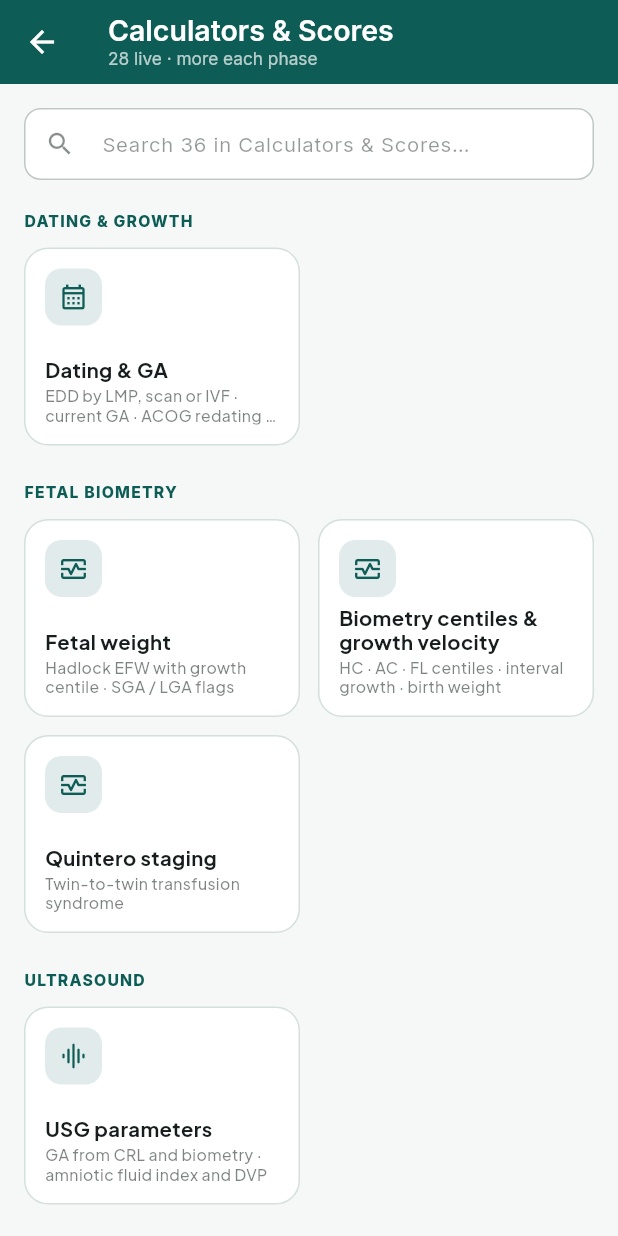
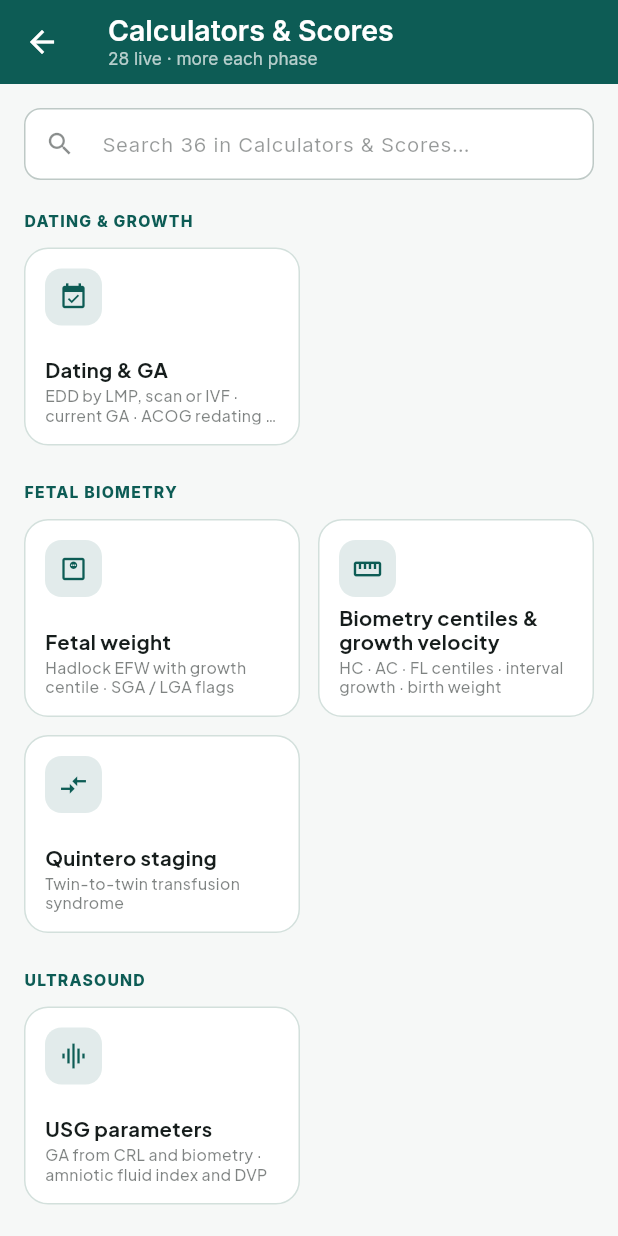
Before and after one commit to mulgundsunil1918/obgaid, a Flutter app: the CalculatorsHub screen opened directly, on a phone screen of 412 x 824 dp. Run offline on Flutter 3.47's test engine with Material 3 defaults, Android fonts, the phone set to English and light mode, and no system bars; our stand-ins replace google_fonts, shared_preferences; accounts and stored records are empty.

Commit message:
Icons identify the item, not the bucket it sits in
Three Fetal Biometry cards rendered as identical triplets because the icon
came from the group: icon: t.module.icon. Measured across the graph it was
31 distinct icons for 235 nodes — 48 learning topics shared one glyph, 29
algorithms shared one, 25 scores shared one. No icon library fixes that while
the icon is a property of the category.

Icons are now resolved per node id, centrally in allNodes, so hand-listed and
generated links both get it. Families that are genuinely homogeneous vary by
sub-group instead: trials by the clinical question they answered, drugs by
what they do, safety cases by failure mode, counselling by the conversation.

31 distinct icons across 235 nodes became 162 across 322. Worst-case reuse
fell from 48 to 12, and the twelve are the quick reference tables, which
legitimately look alike.

Four tests hold it, including one that fails if any icon spreads past twelve
nodes and one that catches map entries left pointing at renamed ids — which
it did on the first run, for score-pbac.

456 tests.

```diff
--- a/flutter/lib/data/content_registry.dart
+++ b/flutter/lib/data/content_registry.dart
@@ -44,6 +44,7 @@ import 'trial_registry.dart';
 import 'derived_meta.dart';
 import 'scores.dart';
 import 'learning_registry.dart';
+import 'icon_map.dart';
 import 'quick_tables.dart';
 import 'guidelines.dart';
 import '../screens/reference/guidelines_screen.dart';
@@ -240,10 +241,11 @@ class ContentRegistry {
     // Every algorithm in the registry gets a node automatically. Adding an
     // algorithm without a node is therefore impossible by construction.
     for (final a in AlgorithmRegistry.all)
-      ContentLink(a.id, a.name, Icons.emergency_outlined,
+      ContentLink(a.id, a.name, IconMap.resolve(a.id, Icons.emergency_outlined),
           (_) => AlgorithmScreen(algorithm: a)),
     for (final d in DrugRegistry.all)
-      ContentLink(d.id, d.generic, Icons.medication_outlined,
+      ContentLink(d.id, d.generic,
+          IconMap.resolve(d.id, IconMap.forDrugClass(d.drugClass)),
           (_) => DrugScreen(drug: d)),
     for (final g in kGuidelines)
       ContentLink(g.id, '${g.organisation} — ${g.title}',
@@ -258,21 +260,25 @@ class ContentRegistry {
       ContentLink(ex.id, ex.title, Icons.school_outlined,
           (_) => ExamScreen(topic: ex)),
     for (final lt in LearningRegistry.all)
-      ContentLink(lt.id, lt.title, Icons.menu_book_outlined,
+      ContentLink(lt.id, lt.title, IconMap.resolve(lt.id, Icons.menu_book_outlined),
           (_) => LearningTopicScreen(topic: lt)),
     for (final sc in kScores)
-      ContentLink(sc.id, sc.name, Icons.calculate_outlined,
+      ContentLink(sc.id, sc.name, IconMap.resolve(sc.id, Icons.calculate_outlined),
           (_) => ScoreScreen(score: sc)),
     for (final g in kCounsellingGuides)
       ContentLink(g.id, g.title, Icons.record_voice_over_outlined,
           (_) => CounsellingScreen(guide: g)),
     for (final t in TrialRegistry.all)
-      ContentLink(t.id, '${t.acronym} · ${t.year}', Icons.science_outlined,
+      ContentLink(t.id, '${t.acronym} · ${t.year}',
+          IconMap.forTrialCategory(t.category.name),
           (_) => TrialScreen(trial: t)),
   ];
 
   /// Every node in the graph, hand-listed and generated alike.
-  static List<ContentLink> get allNodes => [..._nodes, ..._generated];
+  static List<ContentLink> get allNodes => [
+        for (final n in [..._nodes, ..._generated])
+          ContentLink(n.id, n.title, IconMap.resolve(n.id, n.icon), n.builder),
+      ];
 
   static ContentLink? resolve(String id) {
     for (final n in allNodes) {
--- /dev/null
+++ b/flutter/lib/data/icon_map.dart
@@ -0,0 +1,343 @@
+import 'package:flutter/material.dart';
+
+/// Per-item icons, keyed by node id.
+///
+/// Icons used to be assigned per group — `icon: t.module.icon` — so every
+/// tool in a module shared one glyph and 235 nodes drew on 31 icons. Three
+/// fetal-biometry cards were visually identical triplets. This map assigns
+/// meaning to the item rather than to the bucket it sits in.
+///
+/// Where an id is absent the caller falls back to its group icon, so adding a
+/// node never breaks; it just starts generic until it is given a glyph.
+class IconMap {
+  static IconData? of(String id) => _map[id];
+
+  /// Every id this map claims to know. Used by the test that catches stale
+  /// entries after a rename.
+  static Iterable<String> get mappedIds => _map.keys;
+
+  static IconData resolve(String id, IconData fallback) =>
+      _map[id] ?? _byPrefix(id) ?? fallback;
+
+  /// Families that are genuinely homogeneous — trials, safety cases, exam
+  /// topics — still need variety inside their own hub, so they are keyed by
+  /// sub-group rather than given one glyph each or one glyph for all.
+  /// Trials vary by the clinical question they answered.
+  static IconData forTrialCategory(String category) {
+    final c = category.toLowerCase();
+    if (c.contains('hypert')) return Icons.bolt_outlined;
+    if (c.contains('preterm')) return Icons.hourglass_bottom;
+    if (c.contains('diabet')) return Icons.bloodtype_outlined;
+    if (c.contains('labour')) return Icons.directions_walk;
+    if (c.contains('pph') || c.contains('haemorrh')) return Icons.water_drop;
+    if (c.contains('fetal')) return Icons.child_friendly_outlined;
+    if (c.contains('gynae')) return Icons.healing_outlined;
+    if (c.contains('reproduct')) return Icons.spa_outlined;
+    if (c.contains('onco') || c.contains('cancer')) return Icons.coronavirus;
+    return Icons.science_outlined;
+  }
+
+  /// Drugs vary by what they do, which is the thing a prescriber is scanning
+  /// for.
+  static IconData forDrugClass(String drugClass) {
+    final c = drugClass.toLowerCase();
+    if (c.contains('oxytoc') || c.contains('prostagl')) {
+      return Icons.compress;
+    }
+    if (c.contains('antihypertens') || c.contains('blocker') ||
+        c.contains('calcium channel') || c.contains('vasodilat')) {
+      return Icons.speed;
+    }
+    if (c.contains('anticoag') || c.contains('heparin')) {
+      return Icons.timeline;
+    }
+    if (c.contains('antifibrinolytic')) return Icons.water_drop_outlined;
+    if (c.contains('antibiot') || c.contains('penicillin') ||
+        c.contains('macrolide') || c.contains('cephalosporin') ||
+        c.contains('nitroimidazole')) {
+      return Icons.coronavirus_outlined;
+    }
+    if (c.contains('antifungal')) return Icons.grass;
+    if (c.contains('corticosteroid')) return Icons.cloud_outlined;
+    if (c.contains('anticonvuls') || c.contains('magnesium')) {
+      return Icons.science_outlined;
+    }
+    if (c.contains('insulin') || c.contains('hypoglyc')) {
+      return Icons.vaccines_outlined;
+    }
+    if (c.contains('iron')) return Icons.invert_colors;
+    if (c.contains('immunoglobulin')) return Icons.shield_outlined;
+    if (c.contains('antiemetic')) return Icons.sick_outlined;
+    if (c.contains('analgesi') || c.contains('nsaid') ||
+        c.contains('paracetamol')) {
+      return Icons.healing_outlined;
+    }
+    if (c.contains('oestrogen') || c.contains('progest') ||
+        c.contains('contracept') || c.contains('gnrh')) {
+      return Icons.shield_moon_outlined;
+    }
+    if (c.contains('serm') || c.contains('aromatase') ||
+        c.contains('parp') || c.contains('taxane') ||
+        c.contains('platinum') || c.contains('checkpoint') ||
+        c.contains('vegf')) {
+      return Icons.biotech_outlined;
+    }
+    return Icons.medication_outlined;
+  }
+
+  static IconData? _byPrefix(String id) {
+    if (id.startsWith('case-')) {
+      if (id.contains('pph') || id.contains('blood')) return Icons.water_drop;
+      if (id.contains('sepsis')) return Icons.coronavirus_outlined;
+      if (id.contains('eclampsia')) return Icons.bolt_outlined;
+      if (id.contains('ctg')) return Icons.monitor_heart_outlined;
+      if (id.contains('vte')) return Icons.timeline;
+      if (id.contains('mgso4') || id.contains('oxytocin')) {
+        return Icons.science_outlined;
+      }
+      if (id.contains('handover') || id.contains('language')) {
+        return Icons.forum_outlined;
+      }
+      if (id.contains('swab') || id.contains('bladder')) {
+        return Icons.content_cut_outlined;
+      }
+      return Icons.report_problem_outlined;
+    }
+    if (id.startsWith('exam-')) {
+      if (id.contains('oncology')) return Icons.coronavirus;
+      if (id.contains('statute')) return Icons.gavel;
+      if (id.contains('basic')) return Icons.biotech_outlined;
+      if (id.contains('operative')) return Icons.content_cut;
+      if (id.contains('urogyn')) return Icons.water_outlined;
+      if (id.contains('reproductive')) return Icons.spa_outlined;
+      if (id.contains('maternal')) return Icons.medical_information_outlined;
+      return Icons.school_outlined;
+    }
+    if (id.startsWith('qt-')) return Icons.table_rows_outlined;
+    if (id.startsWith('score-')) {
+      // Scores mirror their tool where one exists; the rest vary by subject.
+      final bare = id.substring(6);
+      final mapped = _map[bare];
+      if (mapped != null) return mapped;
+      if (bare.contains('rmi') || bare.contains('roma') ||
+          bare.contains('iota')) {
+        return Icons.album_outlined;
+      }
+      if (bare.contains('fsfi') || bare.contains('ehp')) {
+        return Icons.favorite_outline;
+      }
+      if (bare.contains('iciq')) return Icons.water_outlined;
+      if (bare.contains('qsofa')) return Icons.coronavirus_outlined;
+      if (bare.contains('rotterdam')) return Icons.donut_large;
+      if (bare.contains('gtn')) return Icons.grain_outlined;
+      return Icons.rule_outlined;
+    }
+    if (id.startsWith('couns-')) {
+      if (id.contains('cancer')) return Icons.sentiment_neutral_outlined;
+      if (id.contains('pph') || id.contains('miscarriage') ||
+          id.contains('ectopic')) {
+        return Icons.support_agent_outlined;
+      }
+      if (id.contains('breastfeeding') || id.contains('nutrition')) {
+        return Icons.local_drink_outlined;
+      }
+      if (id.contains('contracept')) return Icons.shield_moon_outlined;
+      if (id.contains('caesarean') || id.contains('vbac')) {
+        return Icons.content_cut_outlined;
+      }
+      if (id.contains('ivf') || id.contains('infertility') ||
+          id.contains('pcos')) {
+        return Icons.spa_outlined;
+      }
+      if (id.contains('gdm') || id.contains('hypertension') ||
+          id.contains('preeclampsia')) {
+        return Icons.monitor_heart_outlined;
+      }
+      if (id.contains('labour') || id.contains('induction')) {
+        return Icons.directions_walk;
+      }
+      if (id.contains('menopause') || id.contains('fibroids') ||
+          id.contains('endometriosis')) {
+        return Icons.healing_outlined;
+      }
+      return Icons.record_voice_over_outlined;
+    }
+    return null;
+  }
+
+  static const _map = <String, IconData>{
+    // ── Emergency algorithms ────────────────────────────────────────────
+    'algo-pph': Icons.water_drop,
+    'algo-abruption': Icons.crisis_alert,
+    'algo-uterine-rupture': Icons.broken_image_outlined,
+    'algo-eclampsia': Icons.bolt,
+    'algo-severe-htn': Icons.speed,
+    'algo-maternal-collapse': Icons.airline_seat_flat,
+    'algo-afe': Icons.bubble_chart,
+    'algo-sepsis': Icons.coronavirus,
+    'algo-shoulder-dystocia': Icons.pan_tool_outlined,
+    'algo-cord-prolapse': Icons.cable,
+    'algo-ctg': Icons.monitor_heart,
+    'algo-rfm': Icons.motion_photos_off,
+    'algo-fgr': Icons.trending_down,
+    'algo-pprom': Icons.water_damage_outlined,
+    'algo-preterm-labour': Icons.schedule,
+    'algo-ectopic': Icons.wrong_location_outlined,
+    'algo-miscarriage': Icons.heart_broken_outlined,
+    'algo-septic-abortion': Icons.dangerous_outlined,
+    'algo-ovarian-torsion': Icons.rotate_right,
+    'algo-ruptured-cyst': Icons.blur_circular,
+    'algo-pelvic-pain': Icons.flash_on,
+    'algo-pelvic-sepsis': Icons.biotech,
+    'algo-aub': Icons.opacity,
+    'algo-pmb': Icons.warning_amber_rounded,
+    'algo-ohss': Icons.scatter_plot,
+    'algo-bartholin': Icons.lens_blur,
+    'algo-vaginal-foreign-body': Icons.search_off,
+    'algo-urinary-retention': Icons.block,
+    'algo-postop-haemorrhage': Icons.healing,
+
+    // ── Calculators and tools ───────────────────────────────────────────
+    'dating': Icons.event_available,
+    'efw': Icons.monitor_weight_outlined,
+    'biometry': Icons.straighten,
+    'usg': Icons.graphic_eq,
+    'usg-guide': Icons.menu_book_outlined,
+    'anthropometry': Icons.accessibility_new,
+    'weight-gain': Icons.trending_up,
+    'haemodynamics': Icons.favorite_border,
+    'pph': Icons.water_drop_outlined,
+    'mgso4': Icons.science_outlined,
+    'insulin': Icons.vaccines_outlined,
+    'gdm': Icons.bloodtype_outlined,
+    'anaemia': Icons.invert_colors,
+    'creatinine': Icons.filter_alt_outlined,
+    'vte-risk': Icons.timeline,
+    'bishop': Icons.checklist_rtl,
+    'apgar': Icons.child_care,
+    'robson': Icons.category_outlined,
+    'meows': Icons.notifications_active_outlined,
+    'epds': Icons.psychology_outlined,
+    'popq': Icons.south,
+    'score-pbac': Icons.calendar_view_week,
+    'caprini': Icons.merge_type,
+    'rasrm': Icons.grain,
+    'quintero': Icons.compare_arrows,
+    'adnexal-mass': Icons.album_outlined,
+    'pcos-assessment': Icons.donut_large,
+    'aub': Icons.opacity,
+    'contraception': Icons.shield_moon_outlined,
+    'lab-reference': Icons.science,
+    'immunisation': Icons.vaccines,
+    'formulary': Icons.medication_liquid,
+
+    // ── Clinical topics ─────────────────────────────────────────────────
+    'ctg': Icons.monitor_heart_outlined,
+    'fgr': Icons.trending_down,
+    'pprom': Icons.water_damage_outlined,
+    'preterm-labour': Icons.hourglass_bottom,
+    'induction': Icons.play_circle_outline,
+    'vbac': Icons.replay_circle_filled_outlined,
+    'caesarean': Icons.content_cut,
+    'rh-negative': Icons.remove_circle_outline,
+    'maternal-medicine': Icons.medical_information_outlined,
+    'fetal-medicine': Icons.child_friendly_outlined,
+    'pcos': Icons.donut_large,
+    'endometriosis': Icons.grain,
+    'adenomyosis': Icons.texture,
+    'fibroids': Icons.bubble_chart_outlined,
+    'menopause': Icons.wb_twilight,
+    'urogynaecology': Icons.water_outlined,
+    'infertility': Icons.spa_outlined,
+    'ohss': Icons.scatter_plot_outlined,
+    'vulval-disorders': Icons.healing_outlined,
+    'pathology': Icons.biotech_outlined,
+    'imaging': Icons.image_search,
+    'mtp-act': Icons.gavel,
+    'pcpndt-act': Icons.policy_outlined,
+
+    // ── Procedures ──────────────────────────────────────────────────────
+    'proc-vaginal-exam': Icons.touch_app_outlined,
+    'proc-oxytocin': Icons.opacity_outlined,
+    'proc-uterine-exploration': Icons.pan_tool_alt_outlined,
+    'proc-avd': Icons.download_outlined,
+    'proc-perineal-repair': Icons.link,
+    'proc-manual-removal': Icons.back_hand_outlined,
+    'proc-balloon': Icons.circle_outlined,
+    'proc-surgical-miscarriage': Icons.cleaning_services_outlined,
+    'proc-vaginal-surgery': Icons.content_cut_outlined,
+    'proc-hysteroscopy': Icons.videocam_outlined,
+    'proc-laparoscopy': Icons.camera_outdoor_outlined,
+    'proc-colposcopy': Icons.zoom_in,
+    'proc-pap': Icons.colorize_outlined,
+    'proc-endometrial-biopsy': Icons.compress,
+    'proc-iucd': Icons.add_circle_outline,
+    'proc-implant': Icons.horizontal_rule,
+
+    // ── Surgical anatomy ────────────────────────────────────────────────
+    'anat-ureter': Icons.alt_route,
+    'anat-uterine-artery': Icons.call_split,
+    'anat-internal-iliac': Icons.account_tree_outlined,
+    'anat-abdominal-wall': Icons.layers_outlined,
+    'anat-spaces': Icons.crop_free,
+    'anat-nerves': Icons.polyline_outlined,
+    'anat-perineum': Icons.change_history_outlined,
+
+    // ── Learning: by curriculum area, then by subject ───────────────────
+    'lrn-genital-embryology': Icons.hub_outlined,
+    'lrn-menstrual-cycle': Icons.autorenew,
+    'lrn-pregnancy-physiology': Icons.speed_outlined,
+    'lrn-placenta': Icons.filter_drama_outlined,
+    'lrn-fetal-circulation': Icons.sync_alt,
+    'lrn-obs-history': Icons.history_edu_outlined,
+    'lrn-gyn-history': Icons.assignment_ind_outlined,
+    'lrn-abdominal-exam': Icons.pan_tool_outlined,
+    'lrn-pelvic-exam': Icons.visibility_outlined,
+    'lrn-hyperemesis': Icons.sick_outlined,
+    'lrn-gtd': Icons.grain_outlined,
+    'lrn-recurrent-loss': Icons.repeat,
+    'lrn-abortion-care': Icons.gavel_outlined,
+    'lrn-aph-praevia': Icons.warning_outlined,
+    'lrn-multiple-pregnancy': Icons.people_outline,
+    'lrn-liquor-disorders': Icons.water,
+    'lrn-post-term': Icons.more_time,
+    'lrn-obstetric-cholestasis': Icons.back_hand,
+    'lrn-infections-pregnancy': Icons.coronavirus_outlined,
+    'lrn-obesity-pregnancy': Icons.monitor_weight,
+    'lrn-vte-pregnancy': Icons.timeline_outlined,
+    'lrn-normal-labour': Icons.directions_walk,
+    'lrn-labour-analgesia': Icons.medication_outlined,
+    'lrn-malpresentation': Icons.rotate_90_degrees_ccw,
+    'lrn-prolonged-labour': Icons.hourglass_empty,
+    'lrn-puerperium': Icons.night_shelter_outlined,
+    'lrn-postnatal-mental-health': Icons.psychology,
+    'lrn-lactation': Icons.local_drink_outlined,
+    'lrn-amenorrhoea': Icons.event_busy,
+    'lrn-dysmenorrhoea': Icons.sentiment_dissatisfied_outlined,
+    'lrn-pms': Icons.mood_bad_outlined,
+    'lrn-chronic-pelvic-pain': Icons.blur_on,
+    'lrn-endometrial-hyperplasia': Icons.layers,
+    'lrn-mullerian-anomalies': Icons.account_tree,
+    'lrn-asherman': Icons.link_off,
+    'lrn-sti': Icons.shield_outlined,
+    'lrn-vaginitis': Icons.bubble_chart,
+    'lrn-hiv-pptct': Icons.health_and_safety_outlined,
+    'lrn-hpv-vaccination': Icons.vaccines_outlined,
+    'lrn-adolescent-gynae': Icons.escalator_warning_outlined,
+    'lrn-sexual-violence-care': Icons.support_outlined,
+    'lrn-fgm': Icons.report_outlined,
+    'lrn-male-factor': Icons.male_outlined,
+    'lrn-ovulation-induction': Icons.egg_outlined,
+    'lrn-art-techniques': Icons.biotech,
+    'lrn-cervical-cancer': Icons.dangerous,
+    'lrn-ovarian-cancer': Icons.album,
+    'lrn-endometrial-cancer': Icons.layers_clear_outlined,
+
+    // ── FIGO staging ────────────────────────────────────────────────────
+    'figo-cervix-2018': Icons.filter_1,
+    'figo-endometrium-2023': Icons.filter_2,
+    'figo-ovary-2014': Icons.filter_3,
+    'figo-vulva-2021': Icons.filter_4,
+    'figo-who-gtn': Icons.filter_5,
+  };
+}
--- a/flutter/lib/screens/home/home_screen.dart
+++ b/flutter/lib/screens/home/home_screen.dart
@@ -203,7 +203,7 @@ class _HomeScreenState extends State<HomeScreen> {
                       mainAxisSpacing: 12,
                       // Card height follows the text scale, or the content
                       // overflows at accessibility sizes.
-                      mainAxisExtent: (isPhone ? 132.0 : 142.0) *
+                      mainAxisExtent: (isPhone ? 146.0 : 152.0) *
                           MediaQuery.textScalerOf(context)
                               .scale(14)
                               .clamp(14, 28) /
@@ -565,14 +565,17 @@ class _FeatureCardWidget extends StatelessWidget {
               Column(
                 crossAxisAlignment: CrossAxisAlignment.start,
                 children: [
+                  // Two lines: "Calculators & Scores" and "Procedures &
+                  // Anatomy" do not fit a 2-column phone card on one.
                   Text(card.title,
                       style: GoogleFonts.plusJakartaSans(
                           color: cs.onSurface,
                           fontSize: 14,
-                          fontWeight: FontWeight.w700),
-                      maxLines: 1,
+                          fontWeight: FontWeight.w700,
+                          height: 1.2),
+                      maxLines: 2,
                       overflow: TextOverflow.ellipsis),
-                  const SizedBox(height: 2),
+                  const SizedBox(height: 3),
                   Text(card.subtitle,
                       style: GoogleFonts.plusJakartaSans(
                           color: cs.onSurface.withValues(alpha: 0.55),
--- a/flutter/lib/screens/hubs/calculators_hub.dart
+++ b/flutter/lib/screens/hubs/calculators_hub.dart
@@ -2,6 +2,7 @@ import 'package:flutter/material.dart';
 import '../../data/tool_registry.dart';
 import '../../models/tool.dart';
 import '../../widgets/hub_widgets.dart';
+import '../../data/icon_map.dart';
 import '../../data/scores.dart';
 import 'scores_hub.dart' show ScoreScreen;
 
@@ -32,7 +33,7 @@ class CalculatorsHub extends StatelessWidget {
           ...entry.value.map((t) => HubTile(
                 title: t.name,
                 subtitle: t.blurb,
-                icon: t.module.icon,
+                icon: IconMap.resolve(t.id, t.module.icon),
                 badge: t.indiaSpecific ? 'India' : null,
                 onTap: () => Navigator.push(
                     context, MaterialPageRoute(builder: t.builder)),
@@ -46,7 +47,7 @@ class CalculatorsHub extends StatelessWidget {
           HubTile(
             title: sc.name,
             subtitle: sc.subtitle,
-            icon: Icons.rule_outlined,
+            icon: IconMap.resolve(sc.id, Icons.rule_outlined),
             onTap: () => Navigator.push(context,
                 MaterialPageRoute(builder: (_) => ScoreScreen(score: sc))),
           ),
--- a/flutter/lib/screens/hubs/operative_hub.dart
+++ b/flutter/lib/screens/hubs/operative_hub.dart
@@ -1,6 +1,7 @@
 import 'package:flutter/material.dart';
 import '../../data/topic_registry.dart';
 import '../../widgets/hub_widgets.dart';
+import '../../data/icon_map.dart';
 import '../topics/topic_screen.dart';
 import '../anatomy/anatomy_screen.dart';
 import '../../data/anatomy.dart';
@@ -38,7 +39,7 @@ class OperativeHub extends StatelessWidget {
         ...procedures.map((t) => HubTile(
               title: t.name,
               subtitle: t.subtitle,
-              icon: Icons.medical_services_outlined,
+              icon: IconMap.resolve(t.id, Icons.medical_services_outlined),
               onTap: () => Navigator.push(context,
                   MaterialPageRoute(builder: (_) => TopicScreen(topic: t))),
             )),
--- a/flutter/lib/screens/hubs/topics_hub.dart
+++ b/flutter/lib/screens/hubs/topics_hub.dart
@@ -1,6 +1,7 @@
 import 'package:flutter/material.dart';
 import '../../data/topic_registry.dart';
 import '../../widgets/hub_widgets.dart';
+import '../../data/icon_map.dart';
 import '../../data/learning_registry.dart';
 import '../../models/learning_topic.dart';
 import '../learning/learning_hub.dart';
@@ -31,7 +32,7 @@ class TopicsHub extends StatelessWidget {
           ...entry.value.map((t) => HubTile(
                 title: t.name,
                 subtitle: t.subtitle,
-                icon: Icons.article_outlined,
+                icon: IconMap.resolve(t.id, Icons.article_outlined),
                 onTap: () => Navigator.push(context,
                     MaterialPageRoute(builder: (_) => TopicScreen(topic: t))),
               )),
```
Also changed, not shown: 1 other file.
